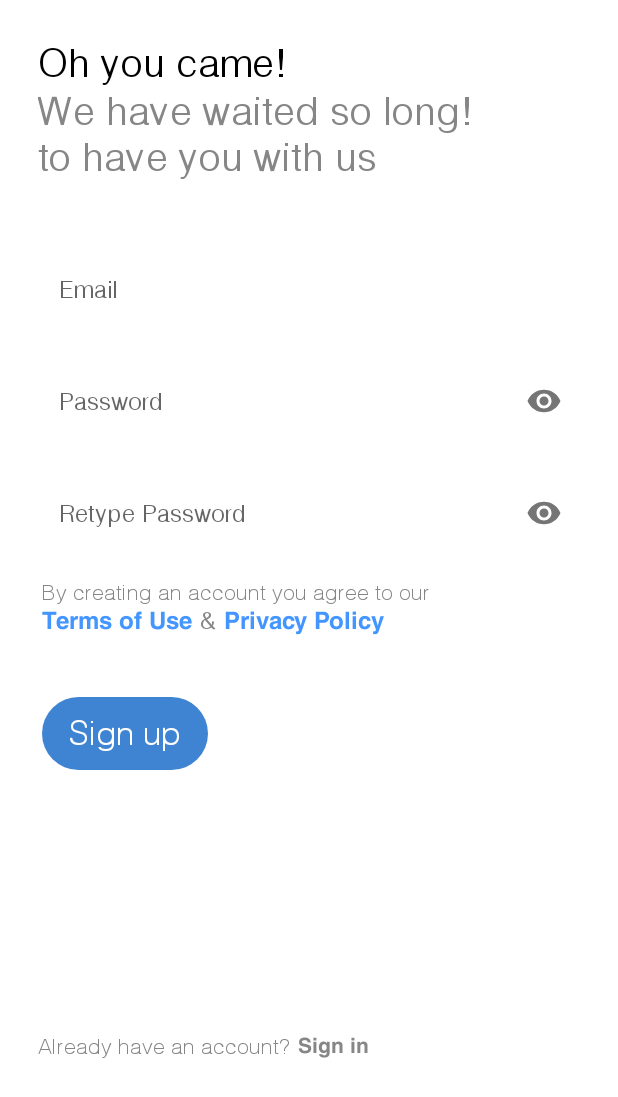
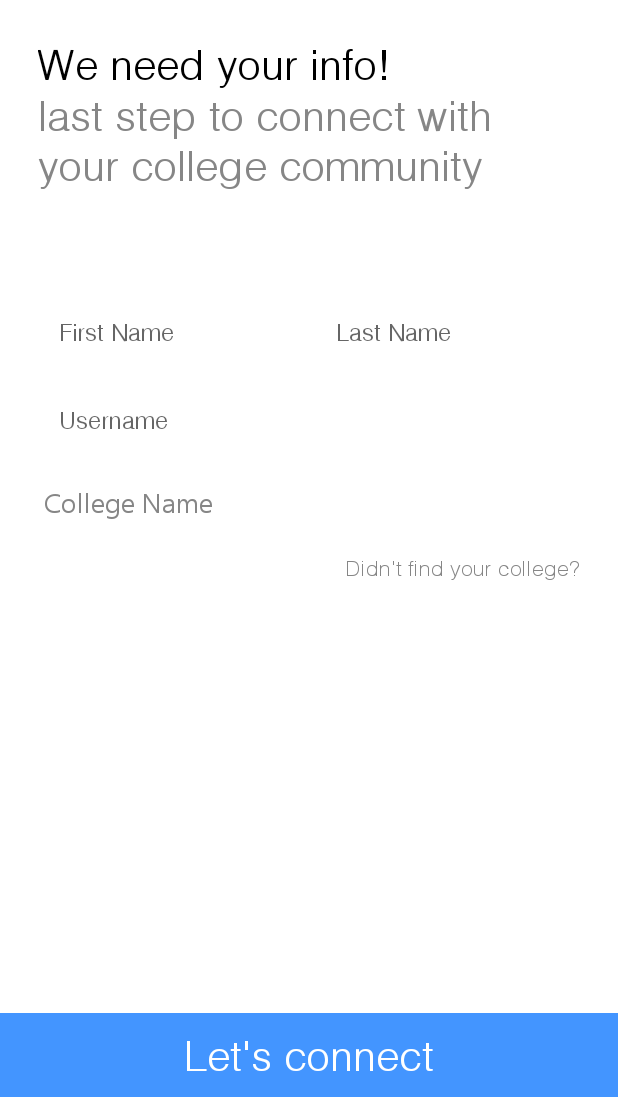
Before and after one commit to imtushardave/CollegeConexion, an Android app: the NewAccountActivity screen opened directly, with no data from a screen before it, on a phone screen of 412 x 824 dp, the part 139-1236 px from its top. Run offline under Robolectric (Android 15) with nearby library versions, the light colour scheme and no system bars; our stand-ins replace Firebase (no records; nobody signed in at launch, a user with empty details on screens opened directly).

Commit message:
1. edited layout_new_account_step.xml 2. edited NewAccountActivity

```diff
--- a/app/src/main/java/com/cloudiera/collegeconexion/LogIn/NewAccountActivity.java
+++ b/app/src/main/java/com/cloudiera/collegeconexion/LogIn/NewAccountActivity.java
@@ -50,7 +50,7 @@ public class NewAccountActivity extends AppCompatActivity{
     private AutoCompleteTextView mCollegeName;
     private TextView mSignUp, mTerms, mPrivacy, mSignIn;
     private RelativeLayout mProgress, mStep2;
-    private LinearLayout mFinalButton;
+    private TextView mFinalButton;
 
     // OTHER VARIABLES
     private String email, password, rePassword, firstname, lastname, username, collegename;
--- a/app/src/main/res/layout/layout_new_account_step.xml
+++ b/app/src/main/res/layout/layout_new_account_step.xml
@@ -3,7 +3,7 @@
     <RelativeLayout
         android:id="@+id/rlStep2"
         android:background="@color/white"
-        android:visibility="gone"
+        android:visibility="visible"
         android:layout_width="match_parent"
         android:layout_height="match_parent">
 
@@ -11,6 +11,8 @@
         android:id="@+id/linLayout"
         android:layout_width="match_parent"
         android:layout_height="wrap_content"
+        android:focusable="true"
+        android:focusableInTouchMode="true"
         android:layout_marginLeft="25dp"
         android:layout_marginTop="20dp"
         android:layout_marginRight="25dp"
@@ -21,7 +23,7 @@
             android:layout_width="match_parent"
             android:layout_height="wrap_content"
             android:layout_marginTop="20dp"
-            android:fontFamily="@font/ebrimabd"
+            android:fontFamily="@font/helvatikabold"
             android:gravity="start"
             android:text="@string/app_name_line"
             android:textColor="@color/app_name_color"
@@ -33,7 +35,7 @@
             android:layout_width="match_parent"
             android:layout_height="wrap_content"
             android:layout_marginTop="25dp"
-            android:fontFamily="@font/ebrima"
+            android:fontFamily="@font/helvlight_regular"
             android:gravity="start"
             android:text="@string/sign_up_step2_welcome_message"
             android:textColor="@color/Black"
@@ -43,7 +45,7 @@
             android:id="@+id/welcomeMsgTagline"
             android:layout_width="match_parent"
             android:layout_height="wrap_content"
-            android:fontFamily="@font/ebrima"
+            android:fontFamily="@font/helvlight_regular"
             android:gravity="start"
             android:text="@string/sign_up_step2_welcome_message_tag"
             android:textColor="@color/new_grey_color"
@@ -60,52 +62,71 @@
                 android:layout_height="wrap_content"
                 android:orientation="horizontal"
                 android:weightSum="2">
-                <EditText
+
+                <com.google.android.material.textfield.TextInputLayout
                     android:layout_weight="1"
+                    android:layout_width="match_parent"
+                    android:layout_height="wrap_content"
+                    android:background="@drawable/bgedittext"
+                    android:layout_marginEnd="4dp"
+                    android:layout_marginRight="4dp">
+                    <com.google.android.material.textfield.TextInputEditText
                         android:id="@+id/etFirstname"
                         android:layout_width="match_parent"
                         android:layout_height="wrap_content"
-                    android:layout_marginTop="8dp"
-                    android:layout_marginBottom="8dp"
-                    android:backgroundTint="@color/white"
-                    android:fontFamily="@font/ebrima"
-                    android:gravity="start"
+                        android:fontFamily="@font/helvlight_regular"
                         android:hint="@string/first_name"
                         android:inputType="text"
-                    android:textColorHint="@color/new_grey_color"
-                    android:textSize="18sp" />
+                        android:background="@android:color/transparent"
+                        android:paddingTop="14dp"
+                        android:paddingBottom="14dp"
+                        android:paddingStart="14dp"
+                        android:paddingLeft="14dp"
+                        android:textSize="16sp"/>
+                </com.google.android.material.textfield.TextInputLayout>
 
-                <EditText
+                <com.google.android.material.textfield.TextInputLayout
                     android:layout_weight="1"
+                    android:layout_width="match_parent"
+                    android:layout_height="wrap_content"
+                    android:background="@drawable/bgedittext"
+                    android:layout_marginStart="4dp"
+                    android:layout_marginLeft="4dp">
+                    <com.google.android.material.textfield.TextInputEditText
                         android:id="@+id/etLastname"
                         android:layout_width="match_parent"
                         android:layout_height="wrap_content"
-                    android:layout_marginTop="8dp"
-                    android:layout_marginBottom="8dp"
-                    android:backgroundTint="@color/white"
-                    android:fontFamily="@font/ebrima"
-                    android:gravity="start"
+                        android:fontFamily="@font/helvlight_regular"
                         android:hint="@string/last_name"
                         android:inputType="text"
-                    android:textColorHint="@color/new_grey_color"
-                    android:textSize="18sp" />
+                        android:background="@android:color/transparent"
+                        android:paddingTop="14dp"
+                        android:paddingBottom="14dp"
+                        android:paddingStart="14dp"
+                        android:paddingLeft="14dp"
+                        android:textSize="16sp"/>
+                </com.google.android.material.textfield.TextInputLayout>
 
             </LinearLayout>
 
-
-            <EditText
+            <com.google.android.material.textfield.TextInputLayout
+                android:layout_width="match_parent"
+                android:layout_height="wrap_content"
+                android:background="@drawable/bgedittext">
+                <com.google.android.material.textfield.TextInputEditText
                     android:id="@+id/etUsername"
                     android:layout_width="match_parent"
                     android:layout_height="wrap_content"
-                android:layout_marginTop="8dp"
-                android:layout_marginBottom="8dp"
-                android:backgroundTint="@color/white"
-                android:fontFamily="@font/ebrima"
-                android:gravity="start"
+                    android:fontFamily="@font/helvlight_regular"
                     android:hint="@string/user_name_hint"
                     android:inputType="text"
-                android:textColorHint="@color/new_grey_color"
-                android:textSize="18sp" />
+                    android:background="@android:color/transparent"
+                    android:paddingTop="14dp"
+                    android:paddingBottom="14dp"
+                    android:paddingStart="14dp"
+                    android:paddingLeft="14dp"
+                    android:textSize="16sp"/>
+            </com.google.android.material.textfield.TextInputLayout>
 
             <AutoCompleteTextView
                 android:id="@+id/etCollegeName"
@@ -124,7 +145,7 @@
                 android:layout_gravity="end"
                 android:layout_width="wrap_content"
                 android:layout_height="wrap_content"
-                android:fontFamily="@font/ebrima"
+                android:fontFamily="@font/helvlight_regular"
                 android:gravity="end"
                 android:hint="@string/college_help"
                 android:backgroundTint="@color/white"
@@ -136,25 +157,18 @@
 
     </LinearLayout>
 
-        <LinearLayout
+        <TextView
             android:id="@+id/finalButton"
-            android:gravity="center"
-            android:layout_alignParentBottom="true"
-            android:layout_width="match_parent"
-            android:layout_height="60dp"
-            android:background="@color/app_name_color">
-
-            <TextView
             android:layout_gravity="center"
             android:gravity="center"
-                android:layout_width="wrap_content"
-                android:layout_height="wrap_content"
+            android:layout_width="match_parent"
+            android:layout_height="56dp"
             android:textColor="@color/white"
             android:text="@string/letsgo"
             android:textSize="28sp"
-                android:fontFamily="@font/ebrima"/>
-
-        </LinearLayout>
+            android:layout_alignParentBottom="true"
+            android:background="@color/app_name_color"
+            android:fontFamily="@font/helvlight_regular"/>
 
     </RelativeLayout>
 </merge>
```
Lines whose indentation alone changed are shown as unchanged.
